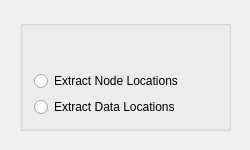
First picture: the form in src/Interface/Modules/Fields/ConvertMeshToPointCloudDialog.ui, repository SCIInstitute/SCIRun, before the edit.
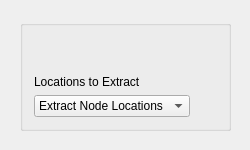
Second picture: the form after the edit.

Diff of the .ui file:
```diff
--- a/src/Interface/Modules/Fields/ConvertMeshToPointCloudDialog.ui
+++ b/src/Interface/Modules/Fields/ConvertMeshToPointCloudDialog.ui
@@ -29,23 +29,12 @@
     </rect>
    </property>
    <layout class="QFormLayout" name="formLayout">
+    <property name="fieldGrowthPolicy">
+     <enum>QFormLayout::FieldsStayAtSizeHint</enum>
+    </property>
     <property name="labelAlignment">
      <set>Qt::AlignLeading|Qt::AlignLeft|Qt::AlignVCenter</set>
     </property>
-    <item row="1" column="0">
-     <widget class="QRadioButton" name="nodeButton_">
-      <property name="text">
-       <string>Extract Node Locations</string>
-      </property>
-     </widget>
-    </item>
-    <item row="2" column="0">
-     <widget class="QRadioButton" name="dataButton_">
-      <property name="text">
-       <string>Extract Data Locations</string>
-      </property>
-     </widget>
-    </item>
     <item row="0" column="0">
      <spacer name="verticalSpacer">
       <property name="orientation">
@@ -59,6 +48,39 @@
       </property>
      </spacer>
     </item>
+    <item row="1" column="0">
+     <widget class="QLabel" name="label">
+      <property name="text">
+       <string>Locations to Extract</string>
+      </property>
+     </widget>
+    </item>
+    <item row="2" column="0">
+     <widget class="QComboBox" name="option_">
+      <property name="mouseTracking">
+       <bool>false</bool>
+      </property>
+      <property name="focusPolicy">
+       <enum>Qt::WheelFocus</enum>
+      </property>
+      <property name="currentIndex">
+       <number>0</number>
+      </property>
+      <property name="frame">
+       <bool>true</bool>
+      </property>
+      <item>
+       <property name="text">
+        <string>Extract Node Locations</string>
+       </property>
+      </item>
+      <item>
+       <property name="text">
+        <string>Extract Data Locations</string>
+       </property>
+      </item>
+     </widget>
+    </item>
    </layout>
   </widget>
  </widget>
```
